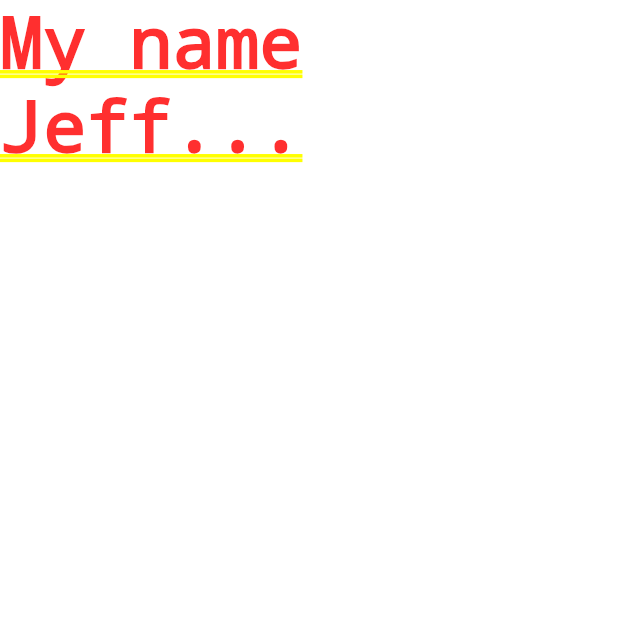
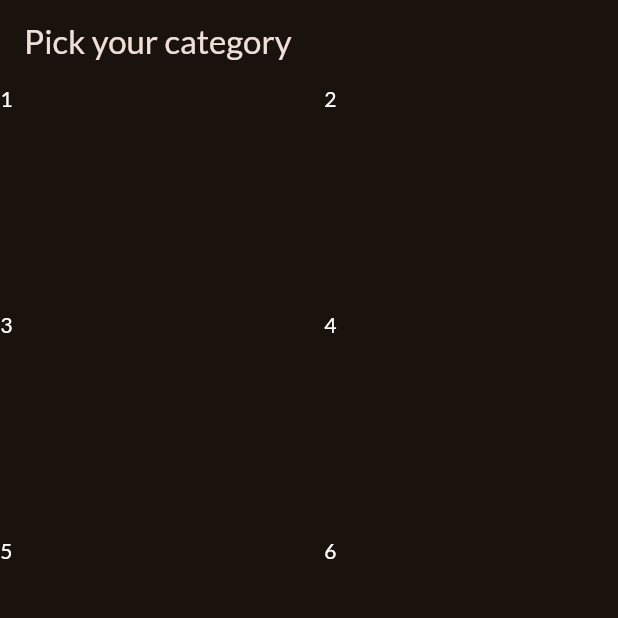
Before and after one commit to adala-wanyande/flutter-meals-app, a Flutter app: the screen it shows after launch, on a phone screen of 412 x 824 dp, the top half of it. Run offline on Flutter 3.47's test engine with Material 3 defaults, Android fonts, the phone set to English and light mode, and no system bars; our stand-ins replace google_fonts.

Commit message:
feat: set up grid view

```diff
--- /dev/null
+++ b/lib/categories.dart
@@ -0,0 +1,47 @@
+import 'package:flutter/material.dart';
+
+class CategoriesScreen extends StatelessWidget {
+  const CategoriesScreen({super.key});
+
+  @override
+  Widget build(BuildContext context) {
+    return Scaffold(
+        appBar: AppBar(
+          title: const Text('Pick your category'),
+        ),
+        body: GridView(
+          gridDelegate: const SliverGridDelegateWithFixedCrossAxisCount(
+            crossAxisCount: 2,
+            childAspectRatio: 3 / 2,
+            crossAxisSpacing: 20,
+            mainAxisSpacing: 20,
+          ),
+          children: const [
+            Text(
+              '1',
+              style: TextStyle(color: Colors.white),
+            ),
+            Text(
+              '2',
+              style: TextStyle(color: Colors.white),
+            ),
+            Text(
+              '3',
+              style: TextStyle(color: Colors.white),
+            ),
+            Text(
+              '4',
+              style: TextStyle(color: Colors.white),
+            ),
+            Text(
+              '5',
+              style: TextStyle(color: Colors.white),
+            ),
+            Text(
+              '6',
+              style: TextStyle(color: Colors.white),
+            ),
+          ],
+        ));
+  }
+}
--- a/lib/main.dart
+++ b/lib/main.dart
@@ -1,4 +1,5 @@
 import 'package:flutter/material.dart';
+import 'package:flutter_meals_app/categories.dart';
 
 import 'package:google_fonts/google_fonts.dart';
 
@@ -20,6 +21,6 @@ class App extends StatelessWidget {
 
   @override
   Widget build(BuildContext context) {
-    return MaterialApp(theme: theme, home: const Text('My name Jeff...'));
+    return MaterialApp(theme: theme, home: const CategoriesScreen());
   }
 }
```
